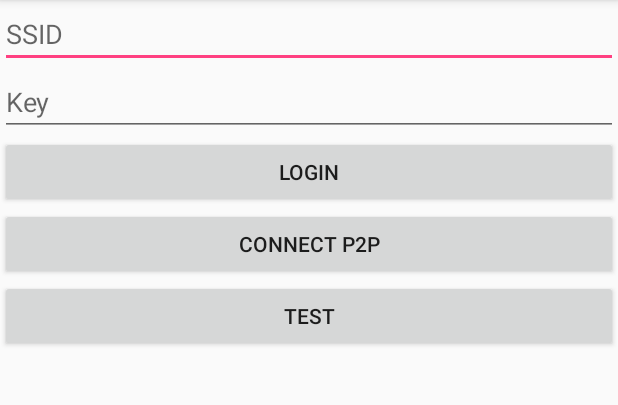
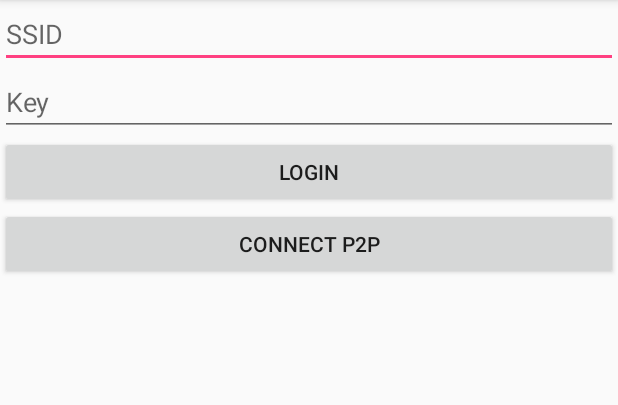
Before and after one commit to nikhilmuz/Water-Automation, an Android app: the screen it shows after launch (Login), on a phone screen of 412 x 824 dp, the part 84-489 px from its top. Run offline under Robolectric (Android 15) with nearby library versions, the phone set to English and light mode, and no system bars.

Commit message:
removed test

```diff
--- a/app/src/main/java/ga/nikhilkumar/waterautomation/Login.java
+++ b/app/src/main/java/ga/nikhilkumar/waterautomation/Login.java
@@ -16,7 +16,7 @@ import java.util.List;
 public class Login extends AppCompatActivity {
 
     EditText ssid,pwd;
-    Button login,ptp,test;
+    Button login,ptp;
     @Override
     protected void onCreate(Bundle savedInstanceState) {
         super.onCreate(savedInstanceState);
@@ -25,7 +25,6 @@ public class Login extends AppCompatActivity {
         pwd=(EditText) findViewById(R.id.pwd);
         login=(Button) findViewById(R.id.login);
         ptp=(Button) findViewById(R.id.ptp);
-        test=(Button) findViewById(R.id.test);
         final Context context=this.getApplicationContext();
 
         final Intent dash=new Intent(this,MainActivity.class);
@@ -55,11 +54,5 @@ public class Login extends AppCompatActivity {
                 finish();
             }
         });
-        test.setOnClickListener(new View.OnClickListener() {
-            @Override
-            public void onClick(View view) {
-                Toast.makeText(context, Vars.get_string_sp(context,"name"), Toast.LENGTH_SHORT).show();
-            }
-        });
     }
 }
--- a/app/src/main/res/layout/activity_login.xml
+++ b/app/src/main/res/layout/activity_login.xml
@@ -31,10 +31,4 @@
         android:text="Connect P2P"
         android:id="@+id/ptp"/>
 
-    <Button
-        android:id="@+id/test"
-        android:layout_width="match_parent"
-        android:layout_height="wrap_content"
-        android:text="test" />
-
 </LinearLayout>
```
